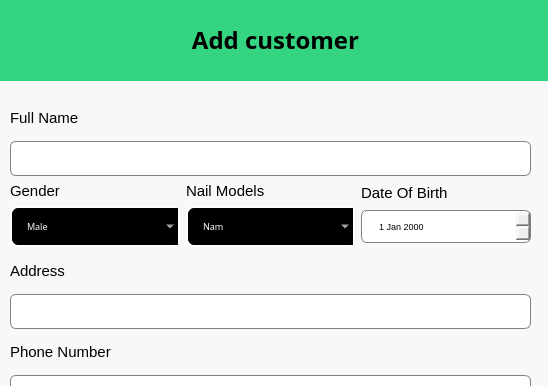
hoquangvinh124/BlackMeetWukong, file KhachHangDialog.ui: the form before one commit; both pictures show x 0 to 548 and y 0 to 386 of the 548 by 584 pixel window.
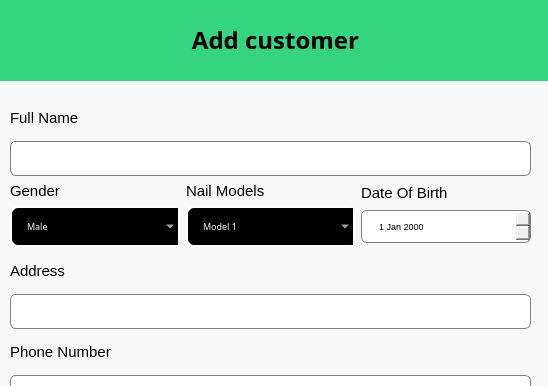
The form after the commit.

Commit message: Tìm bọ

The edit to the form file:
```diff
--- a/KhachHangDialog.ui
+++ b/KhachHangDialog.ui
@@ -215,7 +215,7 @@
           </property>
           <item>
            <property name="text">
-            <string>Nam</string>
+            <string>Model 1</string>
            </property>
           </item>
           <item>
```
Left out of the diff: 39 changed lines with no effect on the pictures. The commit also changes 1 other file.
